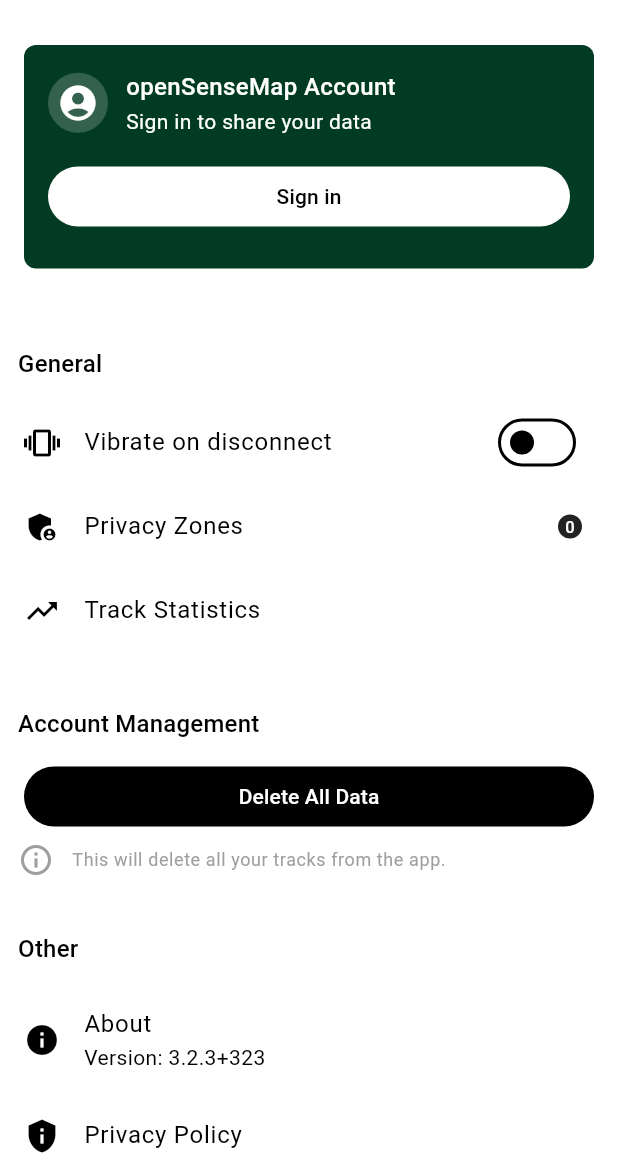
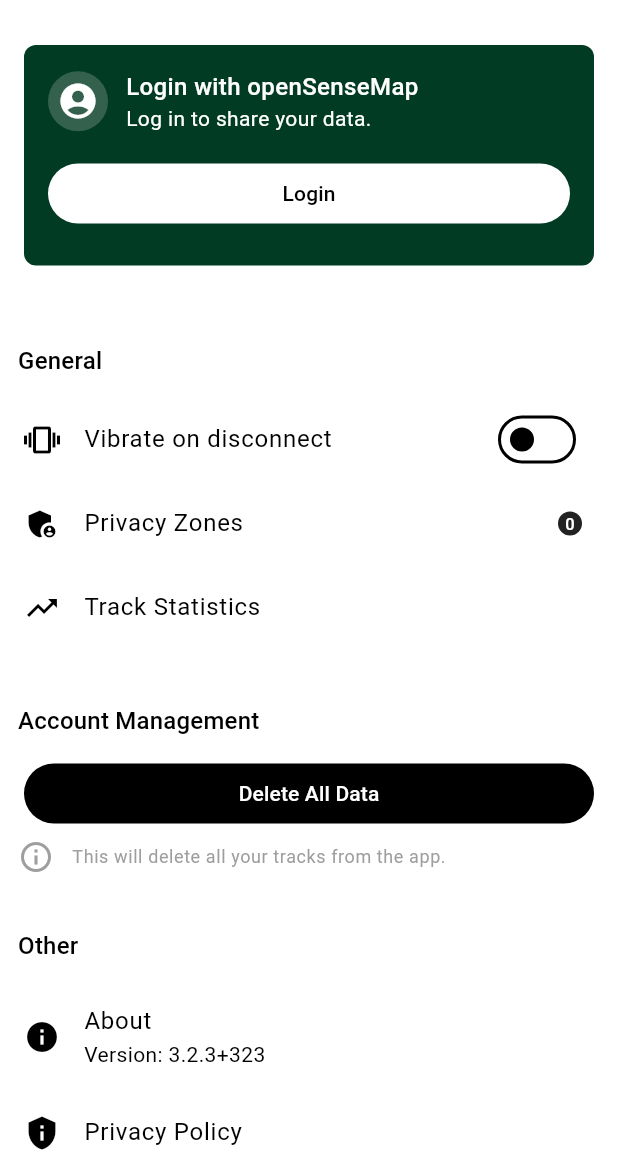
Before and after one commit to reedu-reengineering-education/sensebox-bike-flutter, a Flutter app: the SettingsScreen screen opened directly, on a phone screen of 412 x 824 dp, the part 63-1236 px from its top. Run offline on Flutter 3.47's test engine with Material 3 defaults, Android fonts, the phone set to English and light mode, and no system bars; drawn by our look-alikes of sentry_flutter; our stand-ins replace app_links, cached_network_image, csv, device_info_plus, fl_chart, flutter_blue_plus and 10 more; missing offline and left inert: google_polyline_algorithm, mapbox_maps_flutter, mapbox_maps_flutter_draw, simplify, turf; accounts and stored records are empty; generated files the repository leaves out were written again; network calls fail; statements that could not run were skipped.

Commit message:
feat: update l10n for settings

```diff
--- a/lib/l10n/app_de.arb
+++ b/lib/l10n/app_de.arb
@@ -63,6 +63,7 @@
     "tracksNoTracks": "Keine Tracks verfügbar",
     "tracksTrackDeleted": "Track gelöscht",
     "openSenseMapLogin": "Mit openSenseMap anmelden",
+    "openSenseMapLoginDescription": "Melde dich an, um deine Daten zu teilen.",
     "openSenseMapLogout": "Ausloggen",
     "openSenseMapEmail": "E-Mail",
     "openSenseMapPassword": "Passwort",
--- a/lib/l10n/app_en.arb
+++ b/lib/l10n/app_en.arb
@@ -63,6 +63,7 @@
     "tracksNoTracks": "No tracks available",
     "tracksTrackDeleted": "Track deleted",
     "openSenseMapLogin": "Login with openSenseMap",
+    "openSenseMapLoginDescription": "Log in to share your data.",
     "openSenseMapLogout": "Logout",
     "openSenseMapEmail": "Email",
     "openSenseMapPassword": "Password",
--- a/lib/l10n/app_localizations.dart
+++ b/lib/l10n/app_localizations.dart
@@ -270,6 +270,12 @@ abstract class AppLocalizations {
   /// In en, this message translates to:
   /// **'Login with openSenseMap'**
   String get openSenseMapLogin;
+
+  /// No description provided for @openSenseMapLoginDescription.
+  ///
+  /// In en, this message translates to:
+  /// **'Log in to share your data.'**
+  String get openSenseMapLoginDescription;
 
   /// No description provided for @openSenseMapLogout.
   ///
--- a/lib/l10n/app_localizations_de.dart
+++ b/lib/l10n/app_localizations_de.dart
@@ -111,6 +111,9 @@ class AppLocalizationsDe extends AppLocalizations {
 
   @override
   String get openSenseMapLogin => 'Mit openSenseMap anmelden';
+
+  @override
+  String get openSenseMapLoginDescription => 'Melde dich an, um deine Daten zu teilen.';
 
   @override
   String get openSenseMapLogout => 'Ausloggen';
--- a/lib/l10n/app_localizations_en.dart
+++ b/lib/l10n/app_localizations_en.dart
@@ -111,6 +111,9 @@ class AppLocalizationsEn extends AppLocalizations {
 
   @override
   String get openSenseMapLogin => 'Login with openSenseMap';
+
+  @override
+  String get openSenseMapLoginDescription => 'Log in to share your data.';
 
   @override
   String get openSenseMapLogout => 'Logout';
--- a/lib/l10n/app_localizations_pt.dart
+++ b/lib/l10n/app_localizations_pt.dart
@@ -111,6 +111,9 @@ class AppLocalizationsPt extends AppLocalizations {
 
   @override
   String get openSenseMapLogin => 'Entrar com openSenseMap';
+
+  @override
+  String get openSenseMapLoginDescription => 'Faça login para compartilhar seus dados.';
 
   @override
   String get openSenseMapLogout => 'Sair';
--- a/lib/l10n/app_pt.arb
+++ b/lib/l10n/app_pt.arb
@@ -63,6 +63,7 @@
     "tracksNoTracks": "Nenhum trajeto disponível",
     "tracksTrackDeleted": "Trajeto excluído",
     "openSenseMapLogin": "Entrar com openSenseMap",
+    "openSenseMapLoginDescription": "Faça login para compartilhar seus dados.",
     "openSenseMapLogout": "Sair",
     "openSenseMapEmail": "E-mail",
     "openSenseMapPassword": "Senha",
--- a/lib/ui/screens/settings_screen.dart
+++ b/lib/ui/screens/settings_screen.dart
@@ -61,6 +61,7 @@ class SettingsScreen extends StatelessWidget {
         children: [
           Row(
             crossAxisAlignment: CrossAxisAlignment.center,
+            spacing: 12,
             children: [
               Container(
                 decoration: BoxDecoration(
@@ -77,7 +78,6 @@ class SettingsScreen extends StatelessWidget {
                   color: Theme.of(context).colorScheme.onTertiaryContainer,
                 ),
               ),
-              const SizedBox(width: 12),
               if (isAuthenticated)
                 FutureBuilder(
                     future: userData,
@@ -85,7 +85,8 @@ class SettingsScreen extends StatelessWidget {
                       if (snapshot.connectionState == ConnectionState.waiting) {
                         return CircularProgressIndicator();
                       } else if (snapshot.hasError) {
-                        return Text("Error: ${snapshot.error}");
+                        // Catch error and do nothing (return empty SizedBox)
+                        return const SizedBox.shrink();
                       } else {
                         final userData = snapshot.data;
 
@@ -94,20 +95,8 @@ class SettingsScreen extends StatelessWidget {
                         final email = user['email'];
                         final name = user['name'];
 
-                        if (user == null) {
-                          return Text(
-                            "No user data available",
-                            style: TextStyle(
-                              color: Theme.of(context)
-                                  .colorScheme
-                                  .onTertiaryContainer,
-                            ),
-                          );
-                        }
-
                         return Column(
                           crossAxisAlignment: CrossAxisAlignment.start,
-                          spacing: 2,
                           children: [
                             Text(
                               email ?? "No email",
@@ -118,6 +107,8 @@ class SettingsScreen extends StatelessWidget {
                                     .colorScheme
                                     .onTertiaryContainer,
                               ),
+                              overflow: TextOverflow.ellipsis,
+                              maxLines: 1,
                             ),
                             Text(
                               name ?? "John Doe",
@@ -126,6 +117,8 @@ class SettingsScreen extends StatelessWidget {
                                     .colorScheme
                                     .onTertiaryContainer,
                               ),
+                              overflow: TextOverflow.ellipsis,
+                              maxLines: 1,
                             ),
                           ],
                         );
@@ -134,10 +127,9 @@ class SettingsScreen extends StatelessWidget {
               else
                 Column(
                   crossAxisAlignment: CrossAxisAlignment.start,
-                  spacing: 2,
                   children: [
                     Text(
-                      "openSenseMap Account",
+                      AppLocalizations.of(context)!.openSenseMapLogin,
                       style: TextStyle(
                         fontSize: 16,
                         fontWeight: FontWeight.w500,
@@ -146,11 +138,13 @@ class SettingsScreen extends StatelessWidget {
                       ),
                     ),
                     Text(
-                      "Sign in to share your data",
+                      AppLocalizations.of(context)!
+                          .openSenseMapLoginDescription,
                       style: TextStyle(
                         color:
                             Theme.of(context).colorScheme.onTertiaryContainer,
                       ),
+                      softWrap: true,
                     ),
                   ],
                 )
@@ -158,14 +152,11 @@ class SettingsScreen extends StatelessWidget {
           ),
           const SizedBox(height: 16),
           ButtonWithLoader(
-            inverted: true,
+            inverted: Theme.of(context).brightness == Brightness.light,
             isLoading: false,
             onPressed: () async {
               if (isAuthenticated) {
                 await openSenseMapBloc.logout();
-                ScaffoldMessenger.of(context).showSnackBar(
-                  const SnackBar(content: Text("Successfully logged out")),
-                );
               } else {
                 await showModalBottomSheet(
                   context: context,
@@ -188,7 +179,9 @@ class SettingsScreen extends StatelessWidget {
                 );
               }
             },
-            text: isAuthenticated ? "Logout" : "Sign in",
+            text: isAuthenticated
+                ? AppLocalizations.of(context)!.generalLogout
+                : AppLocalizations.of(context)!.generalLogin,
             width: 1,
           ),
           const SizedBox(height: 8),
```
Also changed, not shown: lib/ui/widgets/common/reusable_map_widget.dart (+8 -3 lines).
